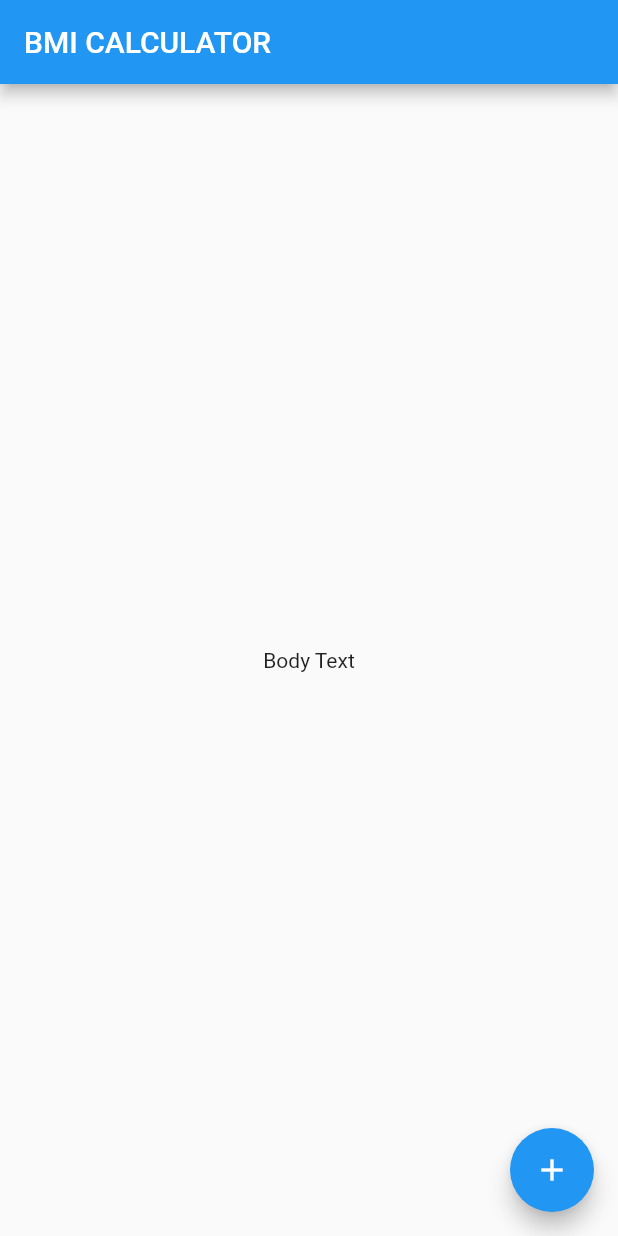
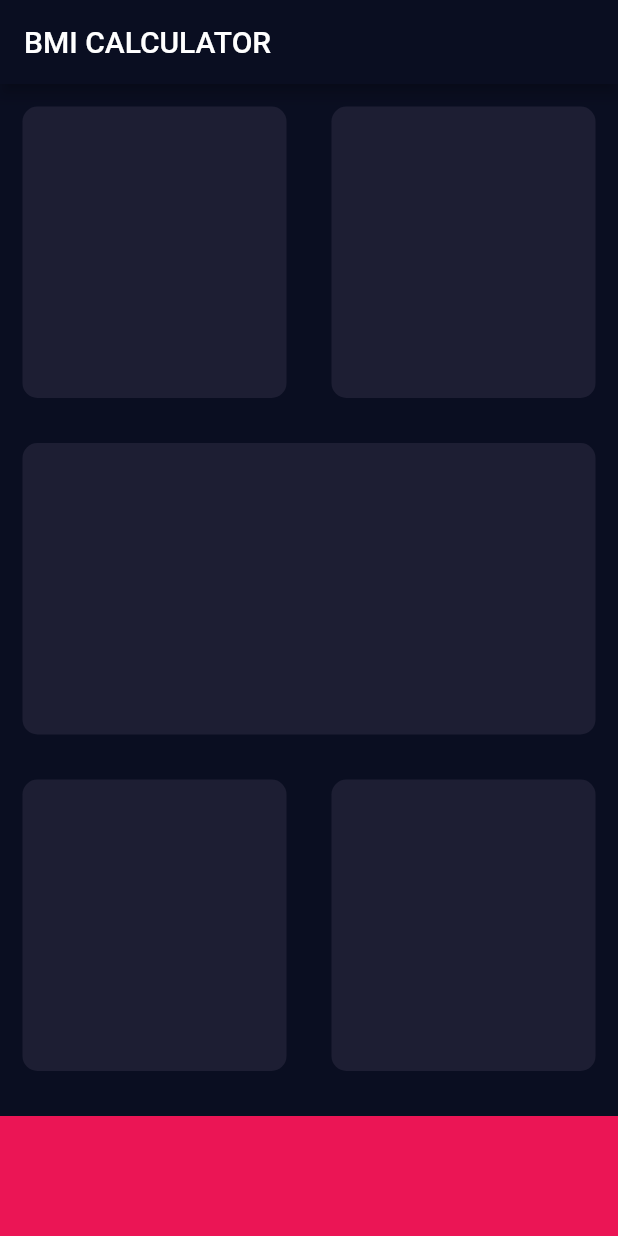
Before and after one commit to KoopaEater/bmi_calculator, a Flutter app: the screen it shows after launch, on a phone screen of 412 x 824 dp. Run offline on Flutter 3.47's test engine with Material 2 defaults, Android fonts, the phone set to English and light mode, and no system bars.

Commit message:
Main layout done

```diff
--- /dev/null
+++ b/lib/custom_widgets.dart
@@ -0,0 +1,19 @@
+import 'package:flutter/material.dart';
+
+class ReusableCard extends StatelessWidget {
+
+  late final Color color;
+
+  ReusableCard({required this.color});
+
+  @override
+  Widget build(BuildContext context) {
+    return Container(
+      margin: EdgeInsets.all(15.0),
+      decoration: BoxDecoration(
+        color: color,
+        borderRadius: BorderRadius.circular(10.0),
+      ),
+    );
+  }
+}
--- /dev/null
+++ b/lib/input_page.dart
@@ -0,0 +1,71 @@
+import 'package:flutter/material.dart';
+import 'package:bmi_calculator/custom_widgets.dart';
+
+const bottomContainerHeight = 80.0;
+const activeCardColor = Color(0xFF1D1E33);
+const bottomContainerColor = Color(0xFFEB1555);
+
+class InputPage extends StatefulWidget {
+  @override
+  _InputPageState createState() => _InputPageState();
+}
+
+class _InputPageState extends State<InputPage> {
+  @override
+  Widget build(BuildContext context) {
+    return Scaffold(
+      appBar: AppBar(
+        title: Text('BMI CALCULATOR'),
+      ),
+      body: SafeArea(
+        child: Column(
+          children: [
+            Expanded(
+              child: Row(
+                children: [
+                  Expanded(
+                    child: ReusableCard(
+                      color: activeCardColor,
+                    ),
+                  ),
+                  Expanded(
+                    child: ReusableCard(
+                      color: activeCardColor,
+                    ),
+                  ),
+                ],
+              ),
+            ),
+            Expanded(
+              child: ReusableCard(
+                color: activeCardColor,
+              ),
+            ),
+            Expanded(
+              child: Row(
+                children: [
+                  Expanded(
+                    child: ReusableCard(
+                      color: activeCardColor,
+                    ),
+                  ),
+                  Expanded(
+                    child: ReusableCard(
+                      color: activeCardColor,
+                    ),
+                  ),
+                ],
+              ),
+            ),
+            Container(
+              margin: EdgeInsets.only(top: 15.0),
+              color: bottomContainerColor,
+              height: bottomContainerHeight,
+              width: double.infinity,
+            ),
+          ],
+        ),
+      ),
+    );
+  }
+}
--- a/lib/main.dart
+++ b/lib/main.dart
@@ -1,4 +1,5 @@
 import 'package:flutter/material.dart';
+import 'package:bmi_calculator/input_page.dart';
 
 void main() => runApp(BMICalculator());
 
@@ -6,30 +7,13 @@ class BMICalculator extends StatelessWidget {
   @override
   Widget build(BuildContext context) {
     return MaterialApp(
+      theme: ThemeData.dark().copyWith(
+        appBarTheme: AppBarTheme(
+          color: Color(0xFF0a0E21),
+        ),
+        scaffoldBackgroundColor: Color(0xFF0A0E21),
+      ),
       home: InputPage(),
     );
   }
 }
-
-class InputPage extends StatefulWidget {
-  @override
-  _InputPageState createState() => _InputPageState();
-}
-
-class _InputPageState extends State<InputPage> {
-  @override
-  Widget build(BuildContext context) {
-    return Scaffold(
-      appBar: AppBar(
-        title: Text('BMI CALCULATOR'),
-      ),
-      body: Center(
-        child: Text('Body Text'),
-      ),
-      floatingActionButton: FloatingActionButton(
-        onPressed: () {  },
-        child: Icon(Icons.add),
-      ),
-    );
-  }
-}
```
